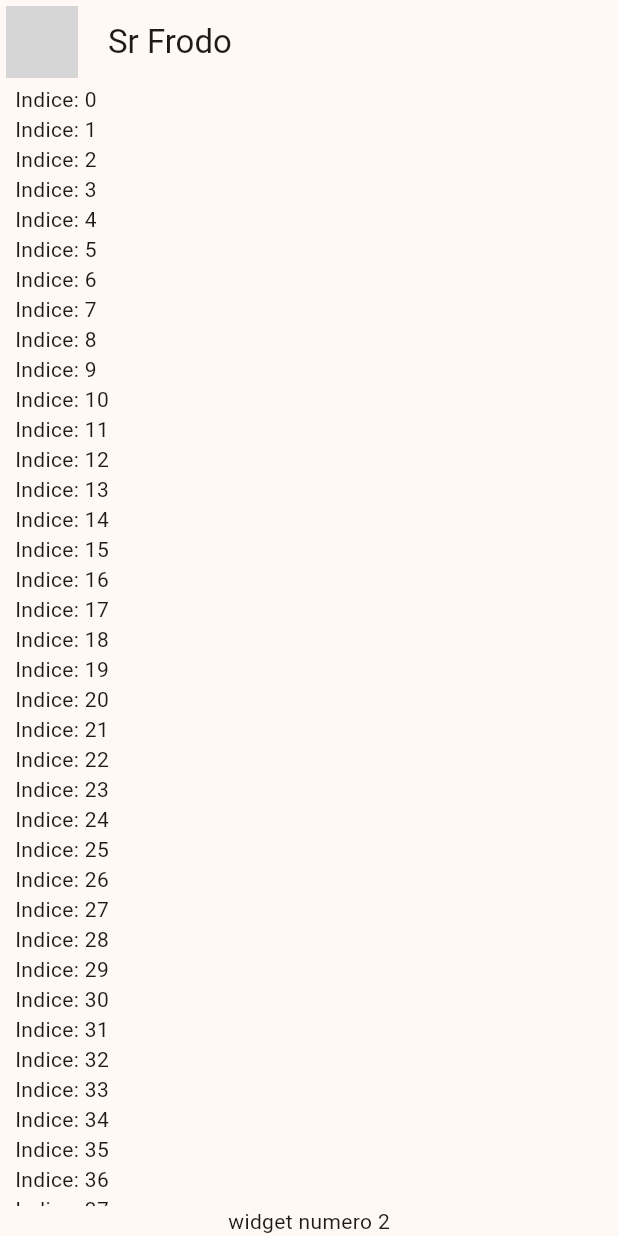
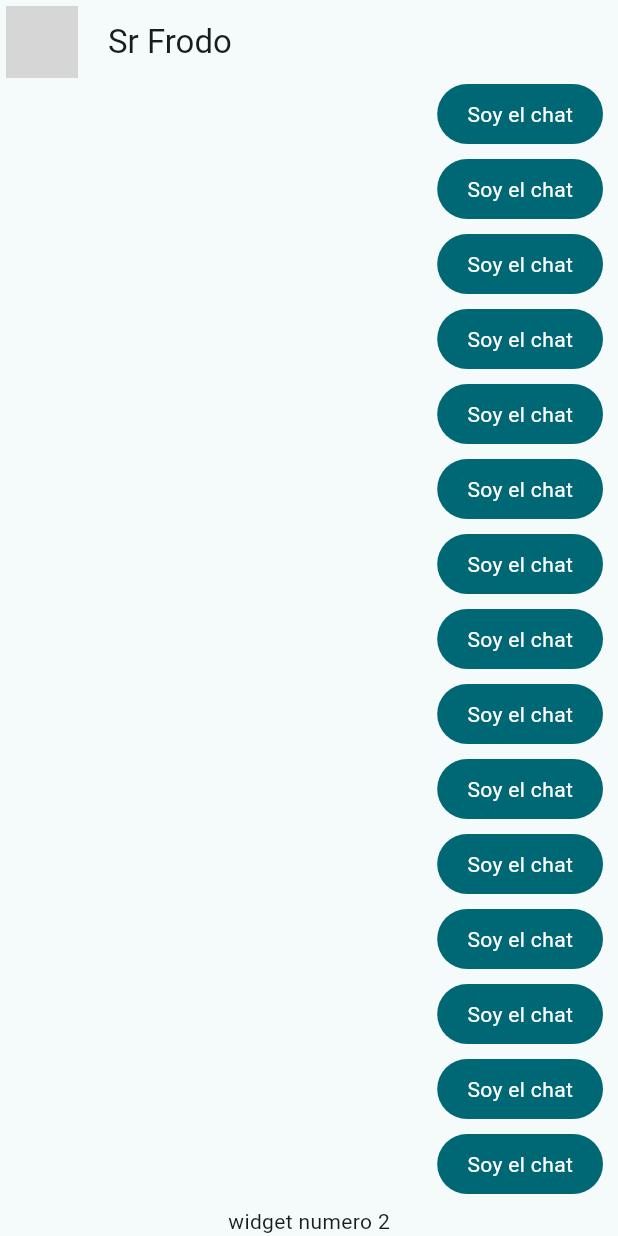
Before and after one commit to Auliorp/SecondApp-Chat-Flutter, a Flutter app: the screen it shows after launch, on a phone screen of 412 x 824 dp. Run offline on Flutter 3.47's test engine with Material 3 defaults, Android fonts, the phone set to English and light mode, and no system bars; network calls fail; grey boxes are pictures that could not be loaded.

Commit message:
Creando burbujas de chat con tema personalizado

```diff
--- a/lib/main.dart
+++ b/lib/main.dart
@@ -1,5 +1,5 @@
 import 'package:flutter/material.dart';
-import 'package:yes_no_app/src/chat/chat_screen.dart';
+import 'package:yes_no_app/src/screens/chat/chat_screen.dart';
 import 'package:yes_no_app/src/config/theme/app_theme.dart';
 
 void main() => runApp(const MyApp());
@@ -12,7 +12,7 @@ class MyApp extends StatelessWidget {
     return MaterialApp(
         title: 'Yes no App',
         debugShowCheckedModeBanner: false,
-        theme: AppTheme(selectedColor: 6).theme(),
+        theme: AppTheme(selectedColor: 4).theme(),
         home: ChatScreen());
   }
 }
--- a/lib/src/chat/chat_screen.dart
+++ b/lib/src/screens/chat/chat_screen.dart
@@ -1,4 +1,5 @@
 import 'package:flutter/material.dart';
+import 'package:yes_no_app/src/widgets/chat/my_message_bubble.dart';
 
 class ChatScreen extends StatelessWidget {
   const ChatScreen({super.key});
@@ -35,7 +36,7 @@ class _ChatView extends StatelessWidget {
                 child: ListView.builder(
               itemCount: 100,
               itemBuilder: (context, index) {
-                return Text("Indice: $index");
+                return const MyMessageBubble();
               },
             )),
             Text("widget numero 2")
--- /dev/null
+++ b/lib/src/widgets/chat/my_message_bubble.dart
@@ -0,0 +1,29 @@
+import "package:flutter/material.dart";
+
+class MyMessageBubble extends StatelessWidget {
+  const MyMessageBubble({super.key});
+
+  @override
+  Widget build(BuildContext context) {
+    final colors = Theme.of(context).colorScheme;
+    return Column(
+      crossAxisAlignment: CrossAxisAlignment.end,
+      children: [
+        Container(
+          decoration: BoxDecoration(
+              color: colors.primary, borderRadius: BorderRadius.circular(20)),
+          child: const Padding(
+            padding: EdgeInsets.symmetric(horizontal: 20, vertical: 10),
+            child: Text(
+              "Soy el chat",
+              style: TextStyle(color: Colors.white),
+            ),
+          ),
+        ),
+        SizedBox(
+          height: 10,
+        )
+      ],
+    );
+  }
+}
```
